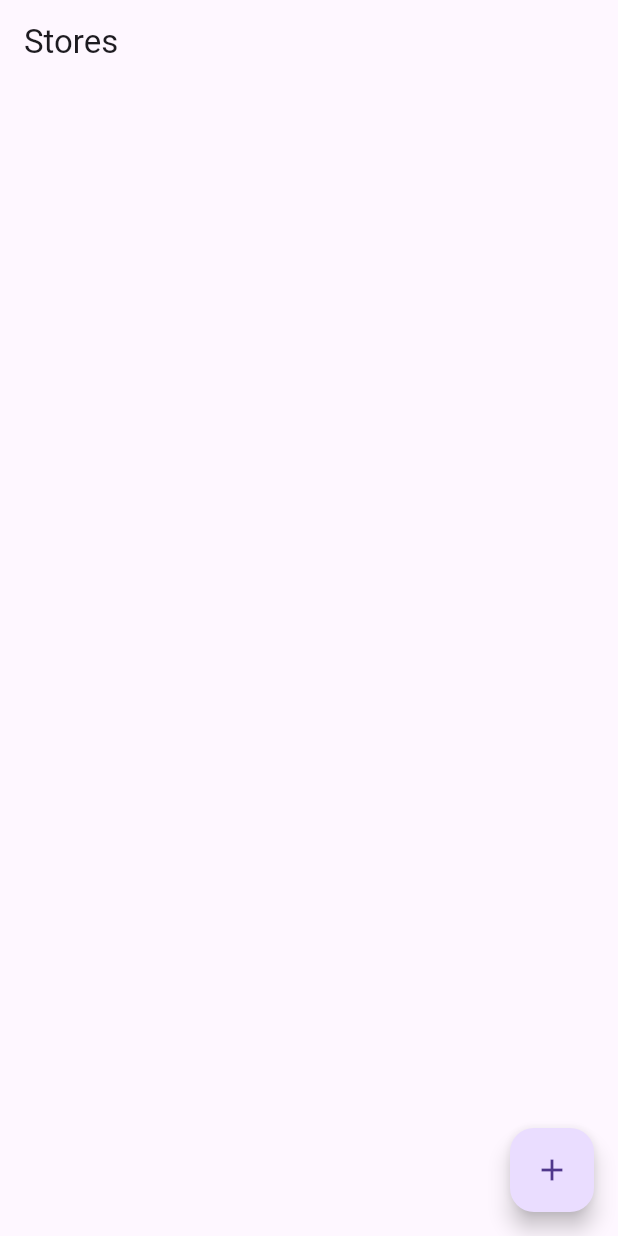
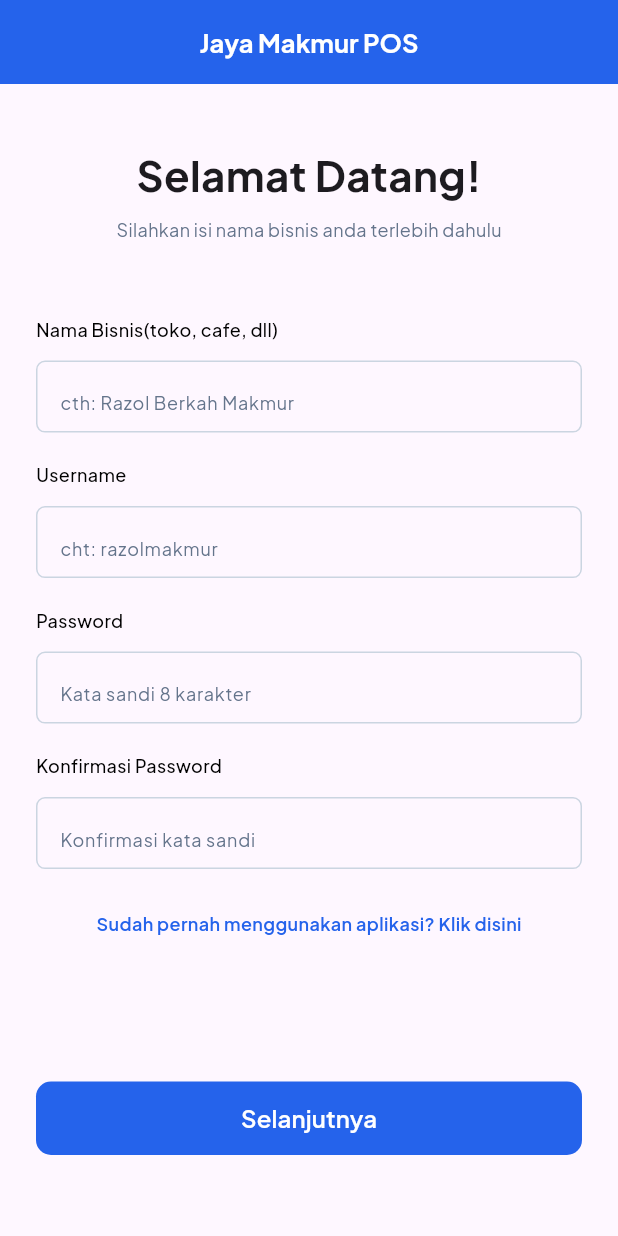
Before and after one commit to rzalmauln/Mobile-E-POS, a Flutter app: the screen it shows after launch, on a phone screen of 412 x 824 dp. Run offline on Flutter 3.47's test engine with Material 3 defaults, Android fonts, the phone set to English and light mode, and no system bars; our stand-ins replace freezed_annotation, sqflite; accounts and stored records are empty.

Commit message:
finished register screen

```diff
--- a/lib/main.dart
+++ b/lib/main.dart
@@ -1,4 +1,4 @@
-import 'package:e_pos/views/store_screen.dart';
+import 'package:e_pos/views/register_screen.dart';
 import 'package:flutter/material.dart';
 
 void main() {
@@ -10,11 +10,10 @@ class MainApp extends StatelessWidget {
 
   @override
   Widget build(BuildContext context) {
-    return const MaterialApp(
-      home: Scaffold(
-        body: Center(
-          child: StoreScreen(),
-        ),
+    return MaterialApp(
+      theme: ThemeData(fontFamily: "Plus Jakarta Sans"),
+      home: const Scaffold(
+        body: RegisterScreen(),
       ),
     );
   }
--- /dev/null
+++ b/lib/views/login_screen.dart
@@ -0,0 +1,15 @@
+import 'package:flutter/material.dart';
+
+class LoginScreen extends StatefulWidget {
+  const LoginScreen({super.key});
+
+  @override
+  State<LoginScreen> createState() => _LoginScreenState();
+}
+
+class _LoginScreenState extends State<LoginScreen> {
+  @override
+  Widget build(BuildContext context) {
+    return const Placeholder();
+  }
+}
--- /dev/null
+++ b/lib/views/register_screen.dart
@@ -0,0 +1,212 @@
+import 'package:flutter/material.dart';
+
+class RegisterScreen extends StatefulWidget {
+  const RegisterScreen({super.key});
+
+  @override
+  State<RegisterScreen> createState() => _RegisterScreenState();
+}
+
+class _RegisterScreenState extends State<RegisterScreen> {
+  final _namaBisnisController = TextEditingController();
+  final _usernameController = TextEditingController();
+  final _passwordController = TextEditingController();
+  final _konfirmasiPasswordController = TextEditingController();
+
+  @override
+  Widget build(BuildContext context) {
+    return Scaffold(
+      appBar: AppBar(
+        backgroundColor: const Color(0xFF2563EB),
+        centerTitle: true,
+        // toolbarHeight: 76,
+        title: const Text(
+          "Jaya Makmur POS",
+          style: TextStyle(
+            color: Colors.white,
+            fontSize: 17,
+            height: 24,
+            fontWeight: FontWeight.w700,
+          ),
+        ),
+      ),
+      body: SingleChildScrollView(
+        child: SizedBox(
+          height: MediaQuery.of(context).size.height - 110, //126
+          child: Column(
+            mainAxisAlignment: MainAxisAlignment.spaceBetween,
+            children: [
+              Column(
+                crossAxisAlignment: CrossAxisAlignment.start,
+                children: [
+                  SizedBox(
+                    height: MediaQuery.of(context).size.height / 20,
+                  ),
+                  const Center(
+                    child: Text(
+                      "Selamat Datang!",
+                      style: TextStyle(
+                        fontWeight: FontWeight.bold,
+                        fontSize: 28,
+                      ),
+                    ),
+                  ),
+                  const Center(
+                    child: Padding(
+                      padding: EdgeInsets.all(8.0),
+                      child: Text(
+                        "Silahkan isi nama bisnis anda terlebih dahulu",
+                        style: TextStyle(
+                          fontSize: 12,
+                          fontWeight: FontWeight.w400,
+                          color: Color(0xFF64748B),
+                        ),
+                      ),
+                    ),
+                  ),
+                  SizedBox(
+                    height: MediaQuery.of(context).size.height / 20,
+                  ),
+                  _buildTextFormField(
+                    label: "Nama Bisnis(toko, cafe, dll)",
+                    hintText: "cth: Razol Berkah Makmur",
+                    controller: _namaBisnisController,
+                  ),
+                  _buildTextFormField(
+                    label: "Username",
+                    hintText: "cht: razolmakmur",
+                    controller: _usernameController,
+                  ),
+                  _buildTextFormField(
+                    label: "Password",
+                    hintText: "Kata sandi 8 karakter",
+                    obscureText: true,
+                    controller: _passwordController,
+                  ),
+                  _buildTextFormField(
+                    label: "Konfirmasi Password",
+                    hintText: "Konfirmasi kata sandi",
+                    obscureText: true,
+                    controller: _konfirmasiPasswordController,
+                  ),
+                  Padding(
+                    padding: const EdgeInsets.all(8.0),
+                    child: Row(
+                      mainAxisAlignment: MainAxisAlignment.center,
+                      children: [
+                        const Text(
+                          "Sudah pernah menggunakan aplikasi? ",
+                          style: TextStyle(
+                              fontSize: 12,
+                              fontWeight: FontWeight.w600,
+                              color: Color(0xFF2563EB)),
+                        ),
+                        GestureDetector(
+                            onTap: () {},
+                            child: const Text(
+                              "Klik disini",
+                              style: TextStyle(
+                                  fontSize: 12,
+                                  fontWeight: FontWeight.w600,
+                                  color: Color(0xFF2563EB)),
+                            ))
+                      ],
+                    ),
+                  ),
+                ],
+              ),
+              SizedBox(
+                width: MediaQuery.of(context).size.width,
+                height: 49,
+                child: Padding(
+                  padding: const EdgeInsets.symmetric(horizontal: 24.0),
+                  child: FilledButton(
+                    onPressed: () {},
+                    style: ButtonStyle(
+                      shape: MaterialStatePropertyAll(
+                        RoundedRectangleBorder(
+                          borderRadius: BorderRadius.circular(10),
+                        ),
+                      ),
+                      backgroundColor:
+                          const MaterialStatePropertyAll(Color(0xFF2563EB)),
+                    ),
+                    child: const Text(
+                      "Selanjutnya",
+                      style:
+                          TextStyle(fontWeight: FontWeight.w600, fontSize: 16),
+                    ),
+                  ),
+                ),
+              )
+            ],
+          ),
+        ),
+      ),
+    );
+  }
+
+  @override
+  void dispose() {
+    _namaBisnisController.dispose();
+    _usernameController.dispose();
+    _passwordController.dispose();
+    _konfirmasiPasswordController.dispose();
+    super.dispose();
+  }
+
+  Widget _buildTextFormField(
+      {required String label,
+      required String hintText,
+      bool obscureText = false,
+      required TextEditingController controller}) {
+    return Column(
+      crossAxisAlignment: CrossAxisAlignment.start,
+      children: [
+        Padding(
+          padding: const EdgeInsets.only(left: 24.0, bottom: 12),
+          child: Text(
+            label,
+            style: const TextStyle(
+              fontSize: 12,
+              fontWeight: FontWeight.w500,
+              color: Colors.black,
+            ),
+          ),
+        ),
+        Padding(
+          padding: const EdgeInsets.symmetric(horizontal: 24),
+          child: SizedBox(
+            height: 48,
+            child: TextFormField(
+              obscureText: obscureText,
+              controller: controller,
+              decoration: InputDecoration(
+                  hintText: hintText,
+                  hintStyle: const TextStyle(
+                    fontWeight: FontWeight.w400,
+                    fontSize: 12,
+                    color: Color(0xFF64748B),
+                  ),
+                  enabledBorder: const OutlineInputBorder(
+                    borderRadius: BorderRadius.all(Radius.circular(6)),
+                    borderSide: BorderSide(
+                      color: Color(0xFFCBD5E1),
+                    ),
+                  ),
+                  focusedBorder: const OutlineInputBorder(
+                    borderRadius: BorderRadius.all(Radius.circular(6)),
+                    borderSide: BorderSide(
+                      color: Color(0xFF2563EB),
+                    ),
+                  )),
+            ),
+          ),
+        ),
+        const SizedBox(
+          height: 20,
+        )
+      ],
+    );
+  }
+}
```
Also changed, not shown: pubspec.yaml (+38 -2 lines), assets/fonts/PlusJakartaSans-Bold.ttf (added), assets/fonts/PlusJakartaSans-BoldItalic.ttf (added), assets/fonts/PlusJakartaSans-ExtraBold.ttf (added), assets/fonts/PlusJakartaSans-ExtraBoldItalic.ttf (added), assets/fonts/PlusJakartaSans-ExtraLight.ttf (added), assets/fonts/PlusJakartaSans-ExtraLightItalic.ttf (added), assets/fonts/PlusJakartaSans-Italic.ttf (added), assets/fonts/PlusJakartaSans-Light.ttf (added), assets/fonts/PlusJakartaSans-LightItalic.ttf (added), assets/fonts/PlusJakartaSans-Medium.ttf (added), assets/fonts/PlusJakartaSans-MediumItalic.ttf (added), assets/fonts/PlusJakartaSans-Regular.ttf (added), assets/fonts/PlusJakartaSans-SemiBold.ttf (added), 1 more files.
